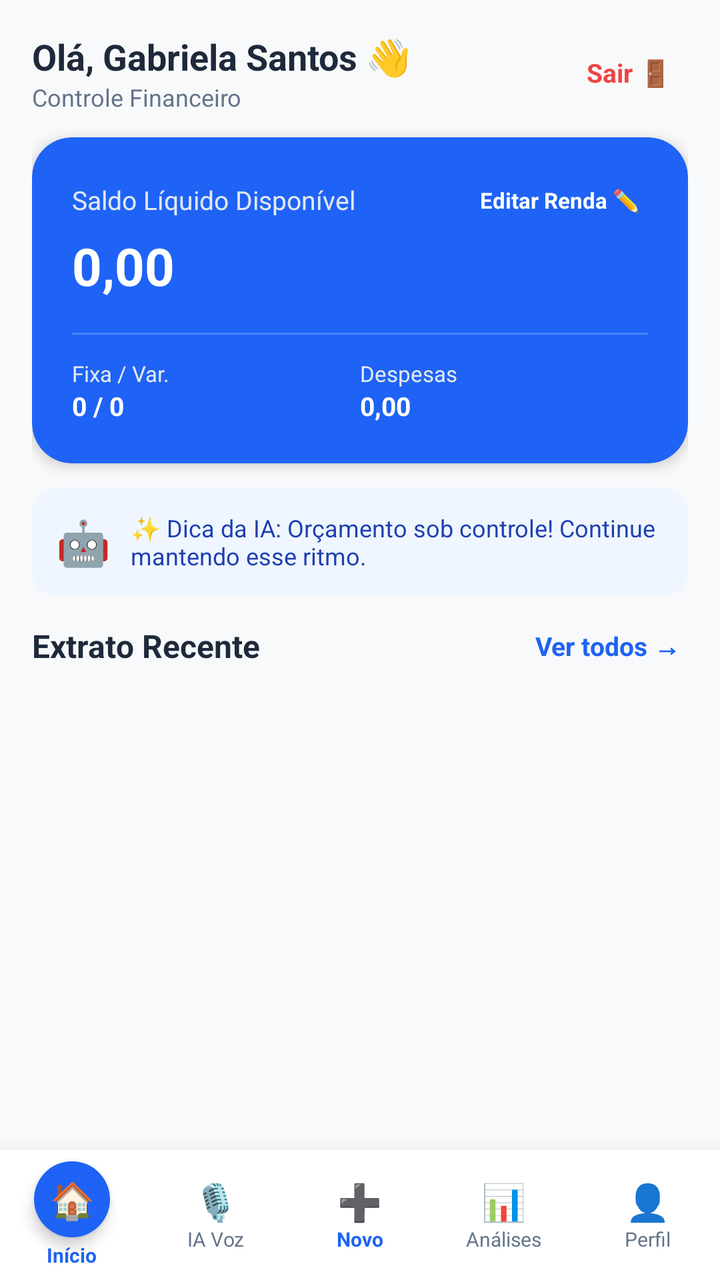
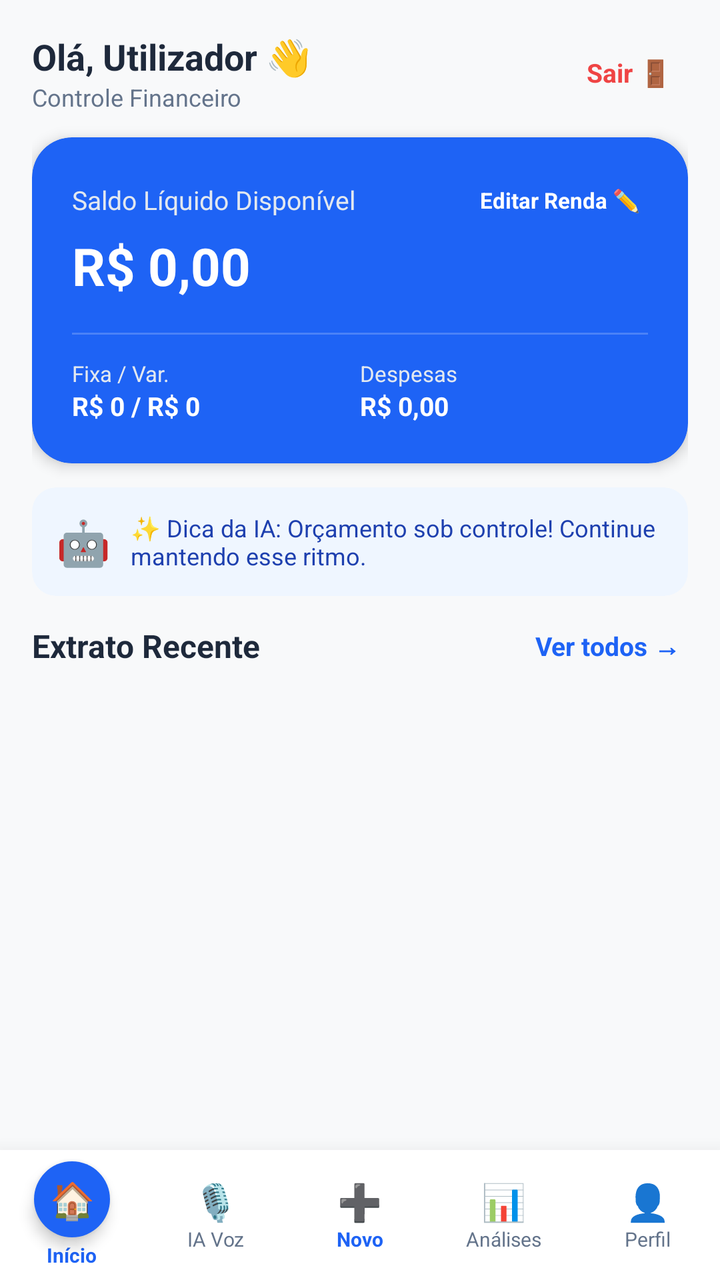

Before-and-after screenshots of an Android layout around one commit, followed by the original layout XML and the change that was made.
<!-- AndroidManifest.xml: application theme Theme.MeuControle -->
<!-- res/layout/activity_home.xml -->
<?xml version="1.0" encoding="utf-8"?>
<androidx.coordinatorlayout.widget.CoordinatorLayout
    xmlns:android="http://schemas.android.com/apk/res/android"
    xmlns:app="http://schemas.android.com/apk/res-auto"
    android:layout_width="match_parent"
    android:layout_height="match_parent"
    android:fitsSystemWindows="true"
    android:background="#F8F9FA">

    
    <ScrollView
        android:layout_width="match_parent"
        android:layout_height="match_parent"
        android:clipToPadding="false"
        android:paddingBottom="75dp"
        android:fillViewport="true">

        <LinearLayout
            android:layout_width="match_parent"
            android:layout_height="wrap_content"
            android:orientation="vertical"
            android:padding="16dp">

            
            <LinearLayout
                android:layout_width="match_parent"
                android:layout_height="wrap_content"
                android:orientation="horizontal"
                android:paddingBottom="12dp"
                android:gravity="center_vertical">

                <LinearLayout
                    android:layout_width="0dp"
                    android:layout_height="wrap_content"
                    android:layout_weight="1"
                    android:orientation="vertical">
                    <TextView
                        android:layout_width="wrap_content"
                        android:layout_height="wrap_content"
                        android:text="Olá, Gabriela Santos 👋"
                        android:textSize="18sp"
                        android:textStyle="bold"
                        android:textColor="#1E293B" />
                    <TextView
                        android:layout_width="wrap_content"
                        android:layout_height="wrap_content"
                        android:text="Controle Financeiro"
                        android:textSize="12sp"
                        android:textColor="#64748B" />
                </LinearLayout>

                <TextView
                    android:id="@+id/btnSair"
                    android:layout_width="wrap_content"
                    android:layout_height="wrap_content"
                    android:text="Sair 🚪"
                    android:textSize="13sp"
                    android:textColor="#EF4444"
                    android:textStyle="bold"
                    android:padding="8dp" />
            </LinearLayout>

            
            <androidx.cardview.widget.CardView
                android:layout_width="match_parent"
                android:layout_height="wrap_content"
                app:cardCornerRadius="20dp"
                app:cardElevation="4dp"
                app:cardBackgroundColor="#1E63F5"
                android:layout_marginBottom="12dp">

                <LinearLayout
                    android:layout_width="match_parent"
                    android:layout_height="wrap_content"
                    android:orientation="vertical"
                    android:padding="20dp">

                    <LinearLayout
                        android:layout_width="match_parent"
                        android:layout_height="wrap_content"
                        android:orientation="horizontal"
                        android:gravity="center_vertical"
                        android:layout_marginBottom="4dp">

                        <TextView
                            android:layout_width="0dp"
                            android:layout_height="wrap_content"
                            android:layout_weight="1"
                            android:text="Saldo Líquido Disponível"
                            android:textSize="13sp"
                            android:textColor="#E2E8F0" />

                        <TextView
                            android:id="@+id/btnEditarRenda"
                            android:layout_width="wrap_content"
                            android:layout_height="wrap_content"
                            android:text="Editar Renda ✏️"
                            android:textSize="11sp"
                            android:textStyle="bold"
                            android:textColor="@android:color/white"
                            android:padding="4dp" />
                    </LinearLayout>

                    <TextView
                        android:id="@+id/txtSaldoDisponivel"
                        android:layout_width="wrap_content"
                        android:layout_height="wrap_content"
                        android:text="0,00"
                        android:textSize="26sp"
                        android:textStyle="bold"
                        android:textColor="@android:color/white"
                        android:layout_marginBottom="16dp" />

                    <View
                        android:layout_width="match_parent"
                        android:layout_height="1dp"
                        android:background="#33FFFFFF"
                        android:layout_marginBottom="12dp" />

                    
                    <LinearLayout
                        android:layout_width="match_parent"
                        android:layout_height="wrap_content"
                        android:orientation="horizontal"
                        android:weightSum="2">

                        <LinearLayout
                            android:layout_width="0dp"
                            android:layout_height="wrap_content"
                            android:layout_weight="1"
                            android:orientation="vertical">
                            <TextView android:layout_width="wrap_content" android:layout_height="wrap_content" android:text="Fixa / Var." android:textSize="11sp" android:textColor="#E2E8F0" />
                            <TextView android:id="@+id/txtRendaFixaVar" android:layout_width="wrap_content" android:layout_height="wrap_content" android:text="0 / 0" android:textSize="13sp" android:textStyle="bold" android:textColor="@android:color/white" />
                        </LinearLayout>

                        <LinearLayout
                            android:layout_width="0dp"
                            android:layout_height="wrap_content"
                            android:layout_weight="1"
                            android:orientation="vertical">
                            <TextView android:layout_width="wrap_content" android:layout_height="wrap_content" android:text="Despesas" android:textSize="11sp" android:textColor="#E2E8F0" />
                            <TextView android:id="@+id/txtTotalDespesas" android:layout_width="wrap_content" android:layout_height="wrap_content" android:text="0,00" android:textSize="13sp" android:textStyle="bold" android:textColor="@android:color/white" />
                        </LinearLayout>

                    </LinearLayout>

                </LinearLayout>
            </androidx.cardview.widget.CardView>

            
            <androidx.cardview.widget.CardView
                android:id="@+id/cardDicaIA"
                android:layout_width="match_parent"
                android:layout_height="wrap_content"
                app:cardCornerRadius="12dp"
                app:cardElevation="0dp"
                app:cardBackgroundColor="#EFF6FF"
                android:layout_marginBottom="12dp">

                <LinearLayout
                    android:layout_width="match_parent"
                    android:layout_height="wrap_content"
                    android:orientation="horizontal"
                    android:padding="12dp"
                    android:gravity="center_vertical">

                    <TextView android:layout_width="wrap_content" android:layout_height="wrap_content" android:text="🤖" android:textSize="22sp" android:layout_marginEnd="10dp" />

                    <TextView
                        android:id="@+id/txtDicaIA"
                        android:layout_width="match_parent"
                        android:layout_height="wrap_content"
                        android:text="✨ Dica da IA: Orçamento sob controle! Continue mantendo esse ritmo."
                        android:textSize="12sp"
                        android:textColor="#1E40AF"
                        android:textStyle="normal" />
                </LinearLayout>
            </androidx.cardview.widget.CardView>

            
            <LinearLayout
                android:layout_width="match_parent"
                android:layout_height="wrap_content"
                android:orientation="horizontal"
                android:gravity="center_vertical"
                android:layout_marginBottom="8dp">

                <TextView
                    android:layout_width="0dp"
                    android:layout_height="wrap_content"
                    android:layout_weight="1"
                    android:text="Extrato Recente"
                    android:textSize="16sp"
                    android:textStyle="bold"
                    android:textColor="#1E293B" />

                <TextView
                    android:id="@+id/btnVerTodos"
                    android:layout_width="wrap_content"
                    android:layout_height="wrap_content"
                    android:text="Ver todos →"
                    android:textSize="13sp"
                    android:textColor="#1E63F5"
                    android:textStyle="bold"
                    android:background="?attr/selectableItemBackground"
                    android:padding="4dp"
                    android:clickable="true"
                    android:focusable="true" />
            </LinearLayout>

            
            <androidx.recyclerview.widget.RecyclerView
                android:layout_width="match_parent"
                android:layout_height="wrap_content"
                android:id="@+id/recyclerViewGastos"
                android:nestedScrollingEnabled="false" />

        </LinearLayout>
    </ScrollView>

    
    <LinearLayout
        android:layout_width="match_parent"
        android:layout_height="65dp"
        android:layout_gravity="bottom"
        android:background="@android:color/white"
        android:elevation="16dp"
        android:orientation="horizontal"
        android:weightSum="5"
        android:gravity="center_vertical">

        
        <LinearLayout
            android:id="@+id/btnMenuInicio"
            android:layout_width="0dp"
            android:layout_height="match_parent"
            android:layout_weight="1"
            android:orientation="vertical"
            android:gravity="center"
            android:background="?attr/selectableItemBackground"
            android:clickable="true"
            android:focusable="true">

            <FrameLayout
                android:layout_width="38dp"
                android:layout_height="38dp"
                android:layout_marginBottom="2dp"
                android:background="@drawable/bg_circle_blue"
                android:elevation="4dp"
                android:gravity="center">
                <TextView
                    android:layout_width="match_parent"
                    android:layout_height="match_parent"
                    android:text="🏠"
                    android:textSize="18sp"
                    android:gravity="center"/>
            </FrameLayout>

            <TextView
                android:layout_width="wrap_content"
                android:layout_height="wrap_content"
                android:text="Início"
                android:textSize="10sp"
                android:textColor="#1E63F5"
                android:textStyle="bold"/>
        </LinearLayout>

        
        <LinearLayout
            android:id="@+id/btnMenuIa"
            android:layout_width="0dp"
            android:layout_height="match_parent"
            android:layout_weight="1"
            android:orientation="vertical"
            android:gravity="center"
            android:background="?attr/selectableItemBackground"
            android:clickable="true"
            android:focusable="true">
            <TextView android:layout_width="wrap_content" android:layout_height="wrap_content" android:text="🎙️" android:textSize="18sp"/>
            <TextView android:layout_width="wrap_content" android:layout_height="wrap_content" android:text="IA Voz" android:textSize="10sp" android:textColor="#64748B"/>
        </LinearLayout>

        
        <LinearLayout
            android:id="@+id/btnMenuAdicionar"
            android:layout_width="0dp"
            android:layout_height="match_parent"
            android:layout_weight="1"
            android:orientation="vertical"
            android:gravity="center"
            android:background="?attr/selectableItemBackground"
            android:clickable="true"
            android:focusable="true">
            <TextView android:layout_width="wrap_content" android:layout_height="wrap_content" android:text="➕" android:textSize="18sp" android:textColor="#1E63F5"/>
            <TextView android:layout_width="wrap_content" android:layout_height="wrap_content" android:text="Novo" android:textSize="10sp" android:textColor="#1E63F5" android:textStyle="bold"/>
        </LinearLayout>

        
        <LinearLayout
            android:id="@+id/btnMenuAnalises"
            android:layout_width="0dp"
            android:layout_height="match_parent"
            android:layout_weight="1"
            android:orientation="vertical"
            android:gravity="center"
            android:background="?attr/selectableItemBackground"
            android:clickable="true"
            android:focusable="true">
            <TextView android:layout_width="wrap_content" android:layout_height="wrap_content" android:text="📊" android:textSize="18sp"/>
            <TextView android:layout_width="wrap_content" android:layout_height="wrap_content" android:text="Análises" android:textSize="10sp" android:textColor="#64748B"/>
        </LinearLayout>

        
        <LinearLayout
            android:id="@+id/btnMenuPerfil"
            android:layout_width="0dp"
            android:layout_height="match_parent"
            android:layout_weight="1"
            android:orientation="vertical"
            android:gravity="center"
            android:background="?attr/selectableItemBackground"
            android:clickable="true"
            android:focusable="true">
            <TextView android:layout_width="wrap_content" android:layout_height="wrap_content" android:text="👤" android:textSize="18sp"/>
            <TextView android:layout_width="wrap_content" android:layout_height="wrap_content" android:text="Perfil" android:textSize="10sp" android:textColor="#64748B"/>
        </LinearLayout>

    </LinearLayout>

</androidx.coordinatorlayout.widget.CoordinatorLayout>
<!-- resources referenced by this layout -->
<resources>
  <!-- drawable bg_circle_blue (drawable) -->
  <?xml version="1.0" encoding="utf-8"?>
  <shape xmlns:android="http://schemas.android.com/apk/res/android"
      android:shape="oval">
      <solid android:color="#1E63F5" />
  </shape>
  <style name="Theme.MeuControle" parent="Base.Theme.MeuControle" />
  <style name="Base.Theme.MeuControle" parent="Theme.Material3.DayNight.NoActionBar">
          
          <item name="colorPrimary">#1E63F5</item>
          <item name="colorOnPrimary">@android:color/white</item>
  
          
          <item name="android:statusBarColor">#1E63F5</item>
  
          
          <item name="colorSecondary">#1E63F5</item>
      </style>
</resources>

<!-- the commit's change to res/layout/activity_home.xml (unified diff, before → after) -->
@@ -34,13 +34,16 @@
                     android:layout_height="wrap_content"
                     android:layout_weight="1"
                     android:orientation="vertical">
+
                     <TextView
+                        android:id="@+id/txtSaudacao"
                         android:layout_width="wrap_content"
                         android:layout_height="wrap_content"
-                        android:text="Olá, Gabriela Santos 👋"
+                        android:text="Olá, Utilizador 👋"
                         android:textSize="18sp"
                         android:textStyle="bold"
                         android:textColor="#1E293B" />
+
                     <TextView
                         android:layout_width="wrap_content"
                         android:layout_height="wrap_content"
@@ -103,9 +106,9 @@
 
                     <TextView
                         android:id="@+id/txtSaldoDisponivel"
-                        android:layout_width="wrap_content"
-                        android:layout_height="wrap_content"
-                        android:text="0,00"
+                        android:layout_width="match_parent"
+                        android:layout_height="wrap_content"
+                        android:text="R$ 0,00"
                         android:textSize="26sp"
                         android:textStyle="bold"
                         android:textColor="@android:color/white"
@@ -130,7 +133,7 @@
                             android:layout_weight="1"
                             android:orientation="vertical">
                             <TextView android:layout_width="wrap_content" android:layout_height="wrap_content" android:text="Fixa / Var." android:textSize="11sp" android:textColor="#E2E8F0" />
-                            <TextView android:id="@+id/txtRendaFixaVar" android:layout_width="wrap_content" android:layout_height="wrap_content" android:text="0 / 0" android:textSize="13sp" android:textStyle="bold" android:textColor="@android:color/white" />
+                            <TextView android:id="@+id/txtRendaFixaVar" android:layout_width="wrap_content" android:layout_height="wrap_content" android:text="R$ 0 / R$ 0" android:textSize="13sp" android:textStyle="bold" android:textColor="@android:color/white" />
                         </LinearLayout>
 
                         <LinearLayout
@@ -139,7 +142,7 @@
                             android:layout_weight="1"
                             android:orientation="vertical">
                             <TextView android:layout_width="wrap_content" android:layout_height="wrap_content" android:text="Despesas" android:textSize="11sp" android:textColor="#E2E8F0" />
-                            <TextView android:id="@+id/txtTotalDespesas" android:layout_width="wrap_content" android:layout_height="wrap_content" android:text="0,00" android:textSize="13sp" android:textStyle="bold" android:textColor="@android:color/white" />
+                            <TextView android:id="@+id/txtTotalDespesas" android:layout_width="wrap_content" android:layout_height="wrap_content" android:text="R$ 0,00" android:textSize="13sp" android:textStyle="bold" android:textColor="@android:color/white" />
                         </LinearLayout>
 
                     </LinearLayout>
